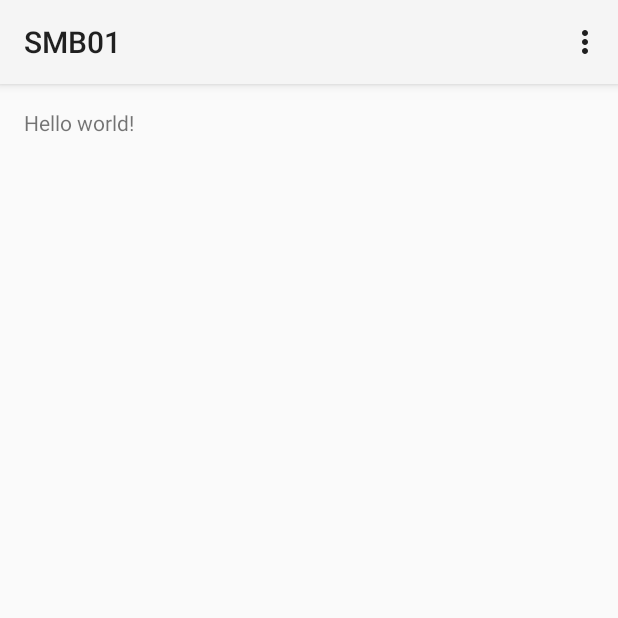
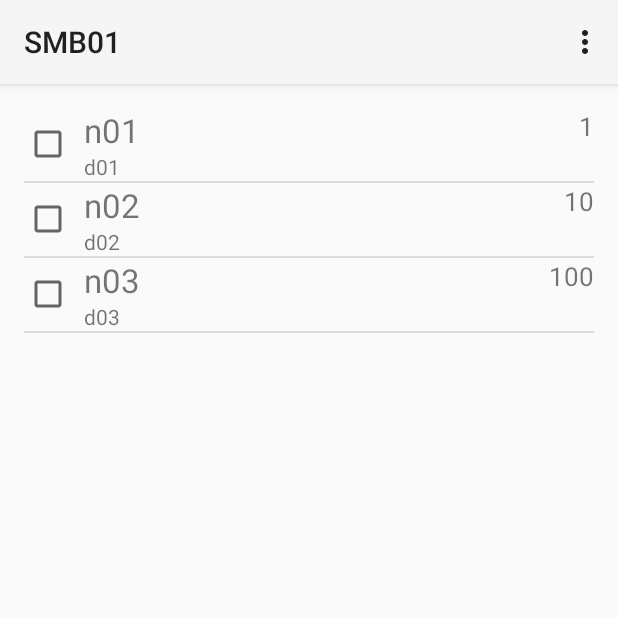
Before and after one commit to Dobosz/SMB-mini-pro01, an Android app: the screen it shows after launch (MainActivity), on a phone screen of 412 x 824 dp, the top half of it. Run offline under Robolectric (Android 15) with nearby library versions, the phone set to English and light mode, and no system bars; our stand-ins replace ButterKnife.

Commit message:
setup list and adapter

```diff
--- a/app/src/main/AndroidManifest.xml
+++ b/app/src/main/AndroidManifest.xml
@@ -8,7 +8,7 @@
         android:label="@string/app_name"
         android:theme="@style/AppTheme" >
         <activity
-            android:name=".MainActivity"
+            android:name=".activities.MainActivity"
             android:label="@string/app_name" >
             <intent-filter>
                 <action android:name="android.intent.action.MAIN" />
--- a/app/src/main/java/pl/dobosz/smb01/app/MainActivity.java
+++ b/app/src/main/java/pl/dobosz/smb01/app/activities/MainActivity.java
@@ -1,19 +1,28 @@
-package pl.dobosz.smb01.app;
+package pl.dobosz.smb01.app.activities;
 
 import android.app.Activity;
 import android.os.Bundle;
 import android.view.Menu;
 import android.view.MenuItem;
+import android.widget.ListView;
+import butterknife.Bind;
+import butterknife.ButterKnife;
+import pl.dobosz.smb01.app.R;
+import pl.dobosz.smb01.app.adapters.CartAdapter;
 
 
 public class MainActivity extends Activity {
+
+    @Bind(R.id.shopping_list)
+    ListView shoppingList;
 
     @Override
     protected void onCreate(Bundle savedInstanceState) {
         super.onCreate(savedInstanceState);
         setContentView(R.layout.activity_main);
+        ButterKnife.bind(this);
+        shoppingList.setAdapter(new CartAdapter(this));
     }
-
 
     @Override
     public boolean onCreateOptionsMenu(Menu menu) {
@@ -36,4 +45,5 @@ public class MainActivity extends Activity {
 
         return super.onOptionsItemSelected(item);
     }
+
 }
--- /dev/null
+++ b/app/src/main/java/pl/dobosz/smb01/app/adapters/CartAdapter.java
@@ -0,0 +1,122 @@
+package pl.dobosz.smb01.app.adapters;
+
+import android.content.Context;
+import android.database.DataSetObserver;
+import android.view.LayoutInflater;
+import android.view.View;
+import android.view.ViewGroup;
+import android.widget.CheckBox;
+import android.widget.ListAdapter;
+import android.widget.TextView;
+import butterknife.Bind;
+import butterknife.ButterKnife;
+import pl.dobosz.smb01.app.R;
+import pl.dobosz.smb01.app.models.CartItem;
+
+import java.util.ArrayList;
+import java.util.List;
+
+/**
+ * Created by dobosz on 9/29/15.
+ */
+public class CartAdapter implements ListAdapter {
+
+    private final List<CartItem> cart = new ArrayList<>();
+    private final LayoutInflater inflater;
+
+    public CartAdapter(Context context) {
+        inflater = (LayoutInflater) context.getSystemService(Context.LAYOUT_INFLATER_SERVICE);
+        cart.add(new CartItem("n01", "d01", 1));
+        cart.add(new CartItem("n02", "d02", 10));
+        cart.add(new CartItem("n03", "d03", 100));
+    }
+
+    @Override
+    public boolean areAllItemsEnabled() {
+        return false;
+    }
+
+    @Override
+    public boolean isEnabled(int i) {
+        return true;
+    }
+
+    @Override
+    public void registerDataSetObserver(DataSetObserver dataSetObserver) {
+
+    }
+
+    @Override
+    public void unregisterDataSetObserver(DataSetObserver dataSetObserver) {
+
+    }
+
+    @Override
+    public int getCount() {
+        return cart.size();
+    }
+
+    @Override
+    public Object getItem(int i) {
+        return cart.get(i);
+    }
+
+    @Override
+    public long getItemId(int i) {
+        return cart.get(i).getId();
+    }
+
+    @Override
+    public boolean hasStableIds() {
+        return true;
+    }
+
+    @Override
+    public View getView(int i, View view, ViewGroup viewGroup) {
+        ViewHolder holder;
+        if (view == null) {
+            view = inflater.inflate(R.layout.cart_item, viewGroup, false);
+            holder = new ViewHolder(view);
+            view.setTag(holder);
+        } else {
+            holder = (ViewHolder) view.getTag();
+        }
+        CartItem cartItem = cart.get(i);
+        holder.name.setText(cartItem.getName());
+        holder.description.setText(cartItem.getDescription());
+        holder.quantity.setText(Integer.toString(cartItem.getQuantity()));
+        return view;
+    }
+
+    @Override
+    public int getItemViewType(int i) {
+        return 1;
+    }
+
+    @Override
+    public int getViewTypeCount() {
+        return 1;
+    }
+
+    @Override
+    public boolean isEmpty() {
+        return cart.isEmpty();
+    }
+
+    static class ViewHolder {
+        @Bind(R.id.cart_item_name)
+        TextView name;
+        @Bind(R.id.cart_item_description)
+        TextView description;
+        @Bind(R.id.cart_item_quantity)
+        TextView quantity;
+        @Bind(R.id.cart_item_checker)
+        CheckBox checker;
+
+        public ViewHolder(View view) {
+            ButterKnife.bind(this, view);
+        }
+
+    }
+
+}
--- /dev/null
+++ b/app/src/main/java/pl/dobosz/smb01/app/models/CartItem.java
@@ -0,0 +1,60 @@
+package pl.dobosz.smb01.app.models;
+
+/**
+ * Created by dobosz on 9/29/15.
+ */
+public class CartItem {
+
+    private long id;
+    private String name;
+    private String description;
+    private int quantity;
+
+    public CartItem(String name, String description, int quantity) {
+        this.name = name;
+        this.description = description;
+        this.quantity = quantity;
+    }
+
+    public long getId() {
+        return id;
+    }
+
+    public void setId(long id) {
+        this.id = id;
+    }
+
+    public String getName() {
+        return name;
+    }
+
+    public void setName(String name) {
+        this.name = name;
+    }
+
+    public String getDescription() {
+        return description;
+    }
+
+    public void setDescription(String description) {
+        this.description = description;
+    }
+
+    public int getQuantity() {
+        return quantity;
+    }
+
+    public void setQuantity(int quantity) {
+        this.quantity = quantity;
+    }
+
+    @Override
+    public String toString() {
+        return "CartItem{" +
+                "id=" + id +
+                ", name='" + name + '\'' +
+                ", description='" + description + '\'' +
+                ", quantity=" + quantity +
+                '}';
+    }
+}
--- a/app/src/main/res/layout/activity_main.xml
+++ b/app/src/main/res/layout/activity_main.xml
@@ -8,9 +8,9 @@
                 android:paddingBottom="@dimen/activity_vertical_margin"
                 tools:context=".MainActivity">
 
-    <TextView
-            android:text="@string/hello_world"
-            android:layout_width="wrap_content"
-            android:layout_height="wrap_content"/>
+    <ListView android:id="@+id/shopping_list"
+              android:layout_width="fill_parent"
+              android:layout_height="fill_parent"
+              android:choiceMode="multipleChoice"/>
 
 </RelativeLayout>
--- /dev/null
+++ b/app/src/main/res/layout/cart_item.xml
@@ -0,0 +1,49 @@
+<?xml version="1.0" encoding="utf-8"?>
+<RelativeLayout xmlns:android="http://schemas.android.com/apk/res/android"
+                android:layout_width="match_parent"
+                android:layout_height="wrap_content"
+                android:layout_margin="@dimen/activity_horizontal_margin">
+
+    <CheckBox android:id="@+id/cart_item_checker"
+              android:layout_width="wrap_content"
+              android:layout_height="wrap_content"
+              android:layout_gravity="center_vertical"
+              android:layout_centerVertical="true"
+              android:layout_alignParentStart="true"
+              android:focusable="false"
+              android:clickable="false"/>
+
+    <RelativeLayout xmlns:android="http://schemas.android.com/apk/res/android"
+                    android:layout_width="match_parent"
+                    android:layout_height="wrap_content"
+                    android:layout_toEndOf="@id/cart_item_checker"
+                    android:layout_marginStart="8sp"
+                    android:focusable="false">
+
+        <TextView android:id="@+id/cart_item_name"
+                  android:layout_width="fill_parent"
+                  android:layout_height="wrap_content"
+                  android:layout_alignParentTop="true"
+                  android:textSize="22sp"
+                  android:text="Corn"/>
+
+        <TextView android:id="@+id/cart_item_description"
+                  android:layout_width="fill_parent"
+                  android:layout_height="wrap_content"
+                  android:layout_below="@id/cart_item_name"
+                  android:scrollHorizontally="true"
+                  android:ellipsize="end"
+                  android:maxLines="2"
+                  android:text="its for eating. Lorem ipsum asdasdadas dasdasdasdasdasdasd asdasdasdadsa sdasdasdasda"/>
+
+        <TextView android:id="@+id/cart_item_quantity"
+                  android:layout_width="wrap_content"
+                  android:layout_height="wrap_content"
+                  android:layout_alignRight="@id/cart_item_name"
+                  android:textDirection="anyRtl"
+                  android:textSize="17sp"
+                  android:text="50"/>
+    </RelativeLayout>
+
+
+</RelativeLayout>
```
